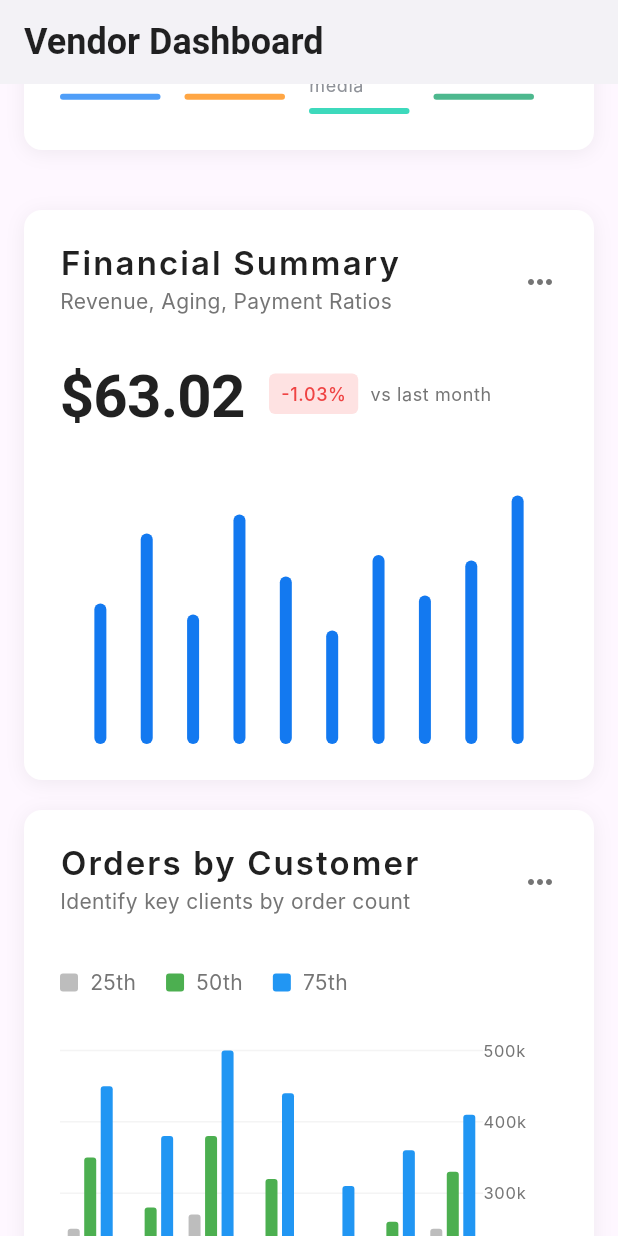
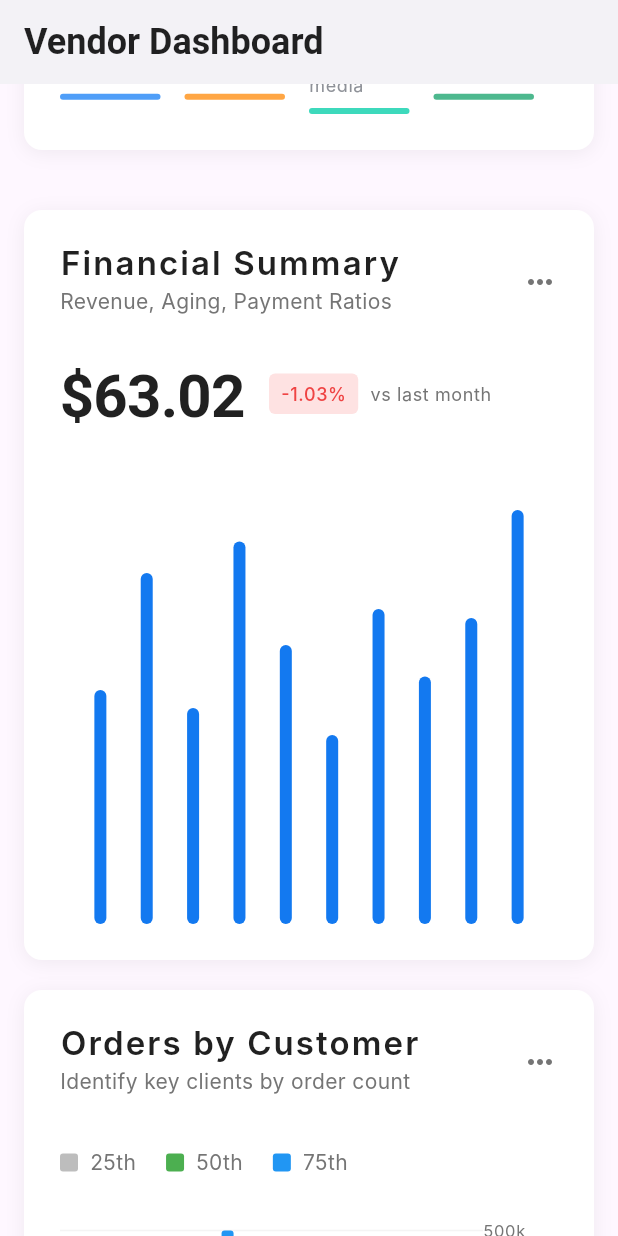
Before and after one commit to AdityaShipskart/FlutterDashboards, a Flutter app: the screen it shows after launch, scrolled down 2304 dp, on a phone screen of 412 x 824 dp. Run offline on Flutter 3.47's test engine with Material 3 defaults, Android fonts, the light colour scheme and no system bars; drawn by our look-alikes of fl_chart; our stand-ins replace flutter_svg; Roboto replaces fonts that are missing (Inter); project files that could hold a hidden picture were left out.

Commit message:
Enhance vendor dashboard layout and tables
Refactored vendor dashboard to support multiple leading port tables with responsive layout. Updated CustomDataTable and DashboardLeadingPort to allow configurable width and improved header rendering. Adjusted card container and financial card heights for better visual balance.

```diff
--- a/dshboard/lib/pages/vendor_dashboard.dart
+++ b/dshboard/lib/pages/vendor_dashboard.dart
@@ -1,4 +1,3 @@
-import 'package:flutte_design_application/const/responsive.dart';
 import 'package:flutte_design_application/widgets/dashboard_bar_chart.dart';
 import 'package:flutte_design_application/widgets/dashboard_combobar_chart.dart';
 import 'package:flutte_design_application/widgets/dashboard_comparison.dart';
@@ -26,6 +25,8 @@ class _VendorDashboardState extends State<VendorDashboard> {
   List<Map<String, dynamic>>? cardsData;
   Map<String, dynamic>? areaChartData;
   Map<String, dynamic>? leadingPortsData;
+  Map<String, dynamic>? leadingPortsData2;
+  Map<String, dynamic>? leadingPortsData3;
 
   @override
   void initState() {
@@ -61,7 +62,15 @@ class _VendorDashboardState extends State<VendorDashboard> {
       contentData = data;
       cardsData = cards;
       areaChartData = areaChart;
-      leadingPortsData = leadingPorts;
+      leadingPortsData = Map<String, dynamic>.from(leadingPorts);
+      leadingPortsData2 = Map<String, dynamic>.from(leadingPorts);
+      leadingPortsData3 = Map<String, dynamic>.from(leadingPorts);
+
+      leadingPortsData2!['title'] = 'Top Exporting Ports';
+      leadingPortsData2!['subtitle'] = 'Summary of your top exporting ports';
+
+      leadingPortsData3!['title'] = 'Top Importing Ports';
+      leadingPortsData3!['subtitle'] = 'Summary of your top importing ports';
     });
   }
 
@@ -133,7 +142,7 @@ class _VendorDashboardState extends State<VendorDashboard> {
                               children: [
                                 // Revenue chart - 65% width
                                 Expanded(
-                                  flex: 65,
+                                  flex: 35,
                                   child: RevenueGeneratedCard(
                                     chartData: areaChartData!,
                                   ),
@@ -141,9 +150,17 @@ class _VendorDashboardState extends State<VendorDashboard> {
                                 const SizedBox(width: 20),
                                 // Pie chart - 35% width
                                 Expanded(
-                                  flex: 35,
+                                  flex: 25,
                                   child: DashboardPieChart(
                                     jsonFilePath: 'assets/data/pie_chart.json',
+                                  ),
+                                ),
+                                const SizedBox(width: 20),
+                                Expanded(
+                                  flex: 20,
+                                  child: DashboardFinancialCard(
+                                    jsonFilePath:
+                                        "assets/data/financial_data.json",
                                   ),
                                 ),
                               ],
@@ -255,8 +272,64 @@ class _VendorDashboardState extends State<VendorDashboard> {
                         jsonFilePath:
                             'assets/data/top_performance_table_data.json',
                       ),
+
+                      // Multi Table Section
                       const SizedBox(height: 24),
-                      DashboardLeadingPort(data: leadingPortsData!),
+
+                      LayoutBuilder(
+                        builder: (context, constraints) {
+                          const double gap = 16;
+                          final double availableWidth =
+                              constraints.hasBoundedWidth &&
+                                  constraints.maxWidth.isFinite
+                              ? constraints.maxWidth
+                              : MediaQuery.of(context).size.width;
+
+                          // Responsive column count
+                          final int columns = availableWidth < 768
+                              ? 1
+                              : availableWidth < 1200
+                              ? 2
+                              : 3;
+
+                          final double totalGap = columns > 1
+                              ? gap * (columns - 1)
+                              : 0;
+                          final double itemWidth =
+                              (availableWidth - totalGap) / columns;
+
+                          return Wrap(
+                            spacing: gap,
+                            runSpacing: gap,
+                            children: [
+                              SizedBox(
+                                width: itemWidth,
+                                child: DashboardLeadingPort(
+                                  data: leadingPortsData!,
+                                  minWidth: itemWidth,
+                                  expandToAvailableWidth: false,
+                                ),
+                              ),
+                              SizedBox(
+                                width: itemWidth,
+                                child: DashboardLeadingPort(
+                                  data: leadingPortsData2!,
+                                  minWidth: itemWidth,
+                                  expandToAvailableWidth: false,
+                                ),
+                              ),
+                              SizedBox(
+                                width: itemWidth,
+                                child: DashboardLeadingPort(
+                                  data: leadingPortsData3!,
+                                  minWidth: itemWidth,
+                                  expandToAvailableWidth: false,
+                                ),
+                              ),
+                            ],
+                          );
+                        },
+                      ),
                     ],
                   ),
                 ),
--- a/dshboard/lib/widgets/dashboard_card_container.dart
+++ b/dshboard/lib/widgets/dashboard_card_container.dart
@@ -36,14 +36,14 @@ class _DashboardCardContainerState extends State<DashboardCardContainer> {
   Widget _buildDashboardContent(List<Map<String, dynamic>> cards) {
     return Container(
       width: 1000,
-      height: 380,
+      height: 500,
       decoration: const BoxDecoration(
-        color: AppColors.grey100Light,
+        // color: AppColors.grey100Light,
         borderRadius: BorderRadius.all(Radius.circular(16)),
       ),
       padding: const EdgeInsets.all(24),
       child: Column(
-        crossAxisAlignment: CrossAxisAlignment.stretch,
+        crossAxisAlignment: CrossAxisAlignment.start,
         children: [
           // Content Section
           Expanded(
--- a/dshboard/lib/widgets/dashboard_content_section.dart
+++ b/dshboard/lib/widgets/dashboard_content_section.dart
@@ -7,9 +7,7 @@ class DashboardContentSection extends StatelessWidget {
 
   @override
   Widget build(BuildContext context) {
-    return Padding(
-      padding: const EdgeInsets.only(left: 24),
-      child: Column(
+    return Column(
       crossAxisAlignment: CrossAxisAlignment.start,
       mainAxisAlignment: MainAxisAlignment.center,
       children: [
@@ -33,7 +31,6 @@ class DashboardContentSection extends StatelessWidget {
           textAlign: TextAlign.left,
         ),
       ],
-      ),
     );
   }
 }
--- a/dshboard/lib/widgets/dashboard_financial_card.dart
+++ b/dshboard/lib/widgets/dashboard_financial_card.dart
@@ -211,7 +211,7 @@ class _DashboardFinancialCardState extends State<DashboardFinancialCard> {
           // Bar Chart with custom tooltip
           SizedBox(
             height:
-                180, // Increased from 120 to better utilize the taller container
+                300, // Increased from 120 to better utilize the taller container
             child: isLoading
                 ? Center(
                     child: CircularProgressIndicator(color: AppColors.primary),
```
Also changed, not shown: dshboard/lib/widgets/common/custom_data_table.dart (+43 -53 lines), dshboard/lib/widgets/dashboard_leading_port.dart (+12 -2 lines). Lines whose indentation alone changed are shown as unchanged.
